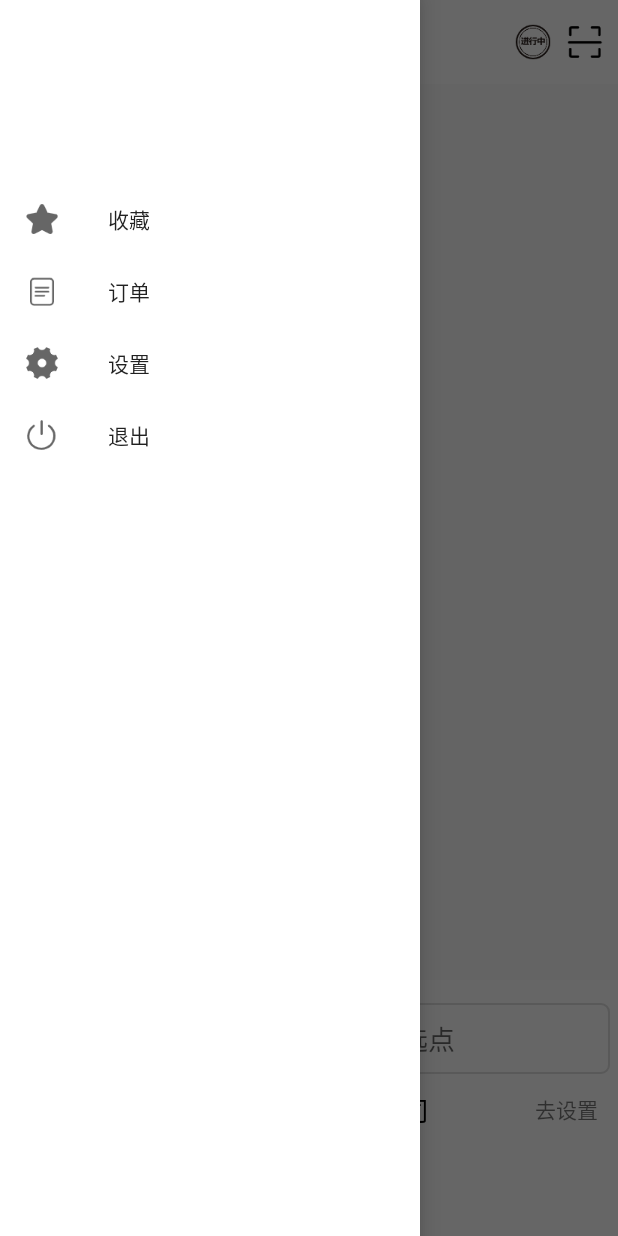
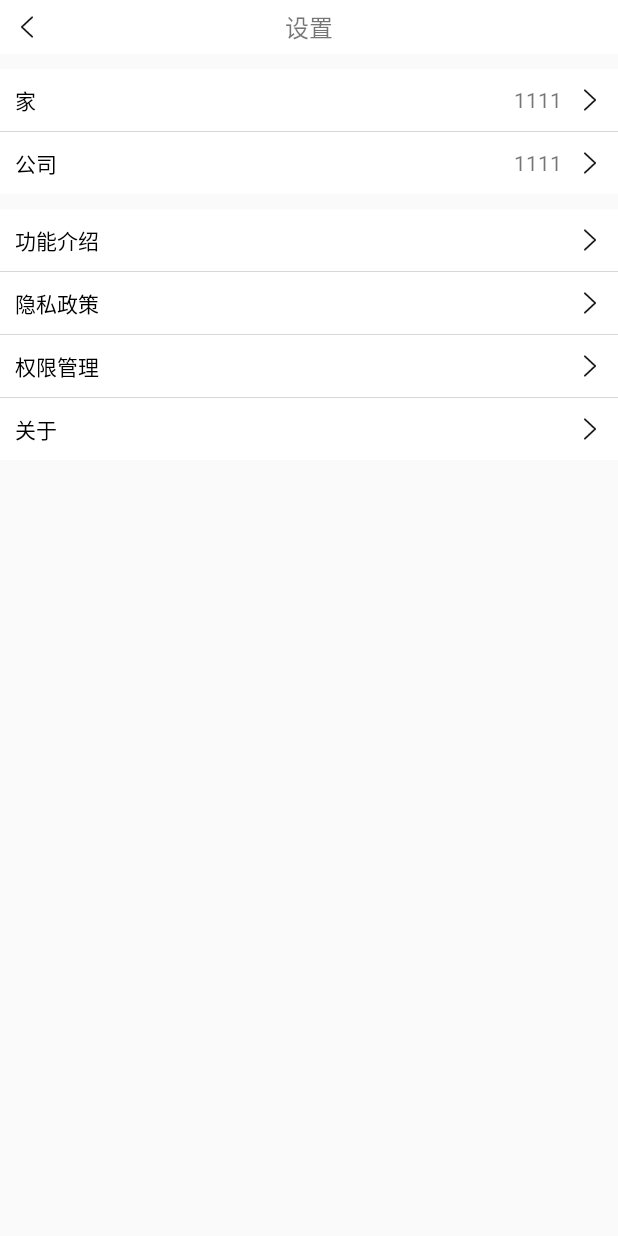
Before and after one commit to feichenda/Parking_APP, an Android app: the CustomerMainActivity screen opened directly, with no data from a screen before it, in the side drawer, after a tap on "设置", on a phone screen of 412 x 824 dp. Run offline under Robolectric (Android 15) with nearby library versions, the phone set to English and light mode, and no system bars; our stand-ins replace ButterKnife, RxJava; libraries missing offline, so code that uses them is left out: com.afollestad.materialdialogs, com.baidu.location, com.baidu.mapapi, com.baidu.navisdk, com.chad.library and 2 more; plain views replace MapView; network calls fail; pictures from the network do not load; 57 statements that could not run were skipped.

Commit message:
新增设置

```diff
--- a/app/src/main/AndroidManifest.xml
+++ b/app/src/main/AndroidManifest.xml
@@ -121,6 +121,10 @@
 
         <activity android:name=".customeractivity.ChangeSubscribeActivity"></activity>
 
+        <activity android:name=".customeractivity.CustomerSettingActivity"></activity>
+
+        <activity android:name=".activity.WebActivity"></activity>
+
         <service
             android:name="com.baidu.location.f"
             android:enabled="true"
--- a/app/src/main/java/com/lenovo/feizai/parking/activity/MapActivity.java
+++ b/app/src/main/java/com/lenovo/feizai/parking/activity/MapActivity.java
@@ -154,7 +154,7 @@ public class MapActivity extends BaseLocationActivity implements BaiduMap.OnMapS
         baiduMap.setMyLocationEnabled(true);
         //初始化放大级别
         MapStatus.Builder builder = new MapStatus.Builder();
-        builder.zoom(17.0f);
+        builder.zoom(16.0f);
         baiduMap.setMapStatus(MapStatusUpdateFactory.newMapStatus(builder.build()));
         if (myLat != null) {
             baiduMap.setMapStatus(MapStatusUpdateFactory.newLatLng(myLat));
@@ -170,6 +170,8 @@ public class MapActivity extends BaseLocationActivity implements BaiduMap.OnMapS
         if (isFirst) {
             update = MapStatusUpdateFactory.newLatLng(nowlatlng);//设置经纬度
             baiduMap.animateMapStatus(update);//地图移动到设定位置
+            selectlatlng = nowlatlng;
+            mCoder.reverseGeoCode(new ReverseGeoCodeOption().location(selectlatlng).newVersion(1));
             isFirst = false;
         }
         city = location.getCity();
--- a/app/src/main/java/com/lenovo/feizai/parking/customeractivity/CustomerMainActivity.java
+++ b/app/src/main/java/com/lenovo/feizai/parking/customeractivity/CustomerMainActivity.java
@@ -65,14 +65,12 @@ import com.lenovo.feizai.parking.entity.Customer;
 import com.lenovo.feizai.parking.entity.Location;
 import com.lenovo.feizai.parking.activity.MapActivity;
 import com.lenovo.feizai.parking.entity.MerchantProperty;
-import com.lenovo.feizai.parking.merchantactivity.MerchantMainActivity;
 import com.lenovo.feizai.parking.net.ExceptionHandle;
 import com.lenovo.feizai.parking.net.RequestAPI;
 import com.lenovo.feizai.parking.net.RetrofitClient;
 import com.lenovo.feizai.parking.util.DensityUtil;
 import com.lenovo.feizai.parking.util.GsonUtil;
 import com.lenovo.feizai.parking.util.ToolUtil;
-import com.orhanobut.logger.Logger;
 
 import org.jetbrains.annotations.NotNull;
 
@@ -217,13 +215,7 @@ public class CustomerMainActivity extends BaseLocationActivity{
                     }
                     break;
                     case R.id.setting: {
-                        MaterialDialog dialog = new MaterialDialog(CustomerMainActivity.this, MaterialDialog.getDEFAULT_BEHAVIOR());
-                        dialog.title(null, "关于我们");
-                        dialog.message(null, "版本号V1.0", null);
-                        dialog.positiveButton(null, "确认", materialDialog -> {
-                            return null;
-                        });
-                        dialog.show();
+                        startActivity(CustomerSettingActivity.class);
                     }
                     break;
                     case R.id.logout: {
@@ -620,7 +612,7 @@ public class CustomerMainActivity extends BaseLocationActivity{
                     protected void convert(@NotNull BaseViewHolder baseViewHolder, Location location) {
                         baseViewHolder.setText(R.id.item_name, location.getMerchantname());
                         if (nowLatlng != null)
-                            baseViewHolder.setText(R.id.item_distance, ToolUtil.getDistance(location, nowLatlng) + "公里");
+                            baseViewHolder.setText(R.id.item_distance, "约"+ToolUtil.getDistance(location, nowLatlng) + "公里");
                         else
                             baseViewHolder.setText(R.id.item_distance, "");
                     }
--- a/app/src/main/java/com/lenovo/feizai/parking/customview/ScrollViewGroup.java
+++ b/app/src/main/java/com/lenovo/feizai/parking/customview/ScrollViewGroup.java
@@ -378,7 +378,8 @@ public class ScrollViewGroup extends ViewGroup {
         if (mInnerScrollView instanceof RecyclerView) {
             rv = (RecyclerView) mInnerScrollView;
             if (android.os.Build.VERSION.SDK_INT >= 14) {
-                return Math.max(0, mTargetInitTop - rv.computeVerticalScrollRange());
+//                return Math.max(0, mTargetInitTop - rv.computeVerticalScrollRange());
+                return 0;
             }
         }
         return 0;
--- /dev/null
+++ b/app/src/main/res/drawable/ic_about.xml
@@ -0,0 +1,15 @@
+<vector xmlns:android="http://schemas.android.com/apk/res/android"
+    android:width="10dp"
+    android:height="10dp"
+    android:viewportWidth="1024"
+    android:viewportHeight="1024">
+  <path
+      android:fillColor="#FF000000"
+      android:pathData="M925.1,338.9c-22.5,-53.3 -54.8,-101.2 -95.9,-142.3 -41.1,-41.1 -89,-73.4 -142.3,-95.9 -55.2,-23.4 -113.8,-35.2 -174.2,-35.2 -60.4,0 -119,11.8 -174.2,35.2 -53.3,22.5 -101.2,54.8 -142.3,95.9 -41.1,41.1 -73.4,89 -95.9,142.3C76.9,394.1 65,452.8 65,513.2s11.8,119 35.2,174.2c22.5,53.3 54.8,101.2 95.9,142.3s89,73.4 142.3,95.9c55.2,23.4 113.8,35.2 174.2,35.2 60.4,0 119,-11.8 174.2,-35.2 53.3,-22.5 101.2,-54.8 142.3,-95.9s73.4,-89 95.9,-142.3c23.4,-55.2 35.2,-113.8 35.2,-174.2s-11.8,-119.1 -35.1,-174.3zM778.3,778.8c-70.9,70.9 -165.3,110 -265.6,110S318,849.7 247,778.8c-70.9,-70.9 -110,-165.3 -110,-265.6 0,-100.3 39.1,-194.7 110,-265.6 70.9,-70.9 165.3,-110 265.6,-110s194.7,39.1 265.6,110c70.9,70.9 110,165.3 110,265.6 0.1,100.3 -39,194.6 -109.9,265.6z"/>
+  <path
+      android:fillColor="#FF000000"
+      android:pathData="M512.6,436.5c-19.8,0 -36,16.2 -36,36V730c0,19.8 16.2,36 36,36s36,-16.2 36,-36V472.5c0,-19.8 -16.2,-36 -36,-36z"/>
+  <path
+      android:fillColor="#FF000000"
+      android:pathData="M512.6,310.8m-63.5,0a63.5,63.5 0,1 0,127 0,63.5 63.5,0 1,0 -127,0Z"/>
+</vector>
--- /dev/null
+++ b/app/src/main/res/layout/activity_customer_setting.xml
@@ -0,0 +1,243 @@
+<?xml version="1.0" encoding="utf-8"?>
+<LinearLayout xmlns:android="http://schemas.android.com/apk/res/android"
+    android:layout_width="match_parent"
+    android:layout_height="match_parent"
+    android:orientation="vertical">
+
+    <RelativeLayout
+        android:background="@android:color/white"
+        android:layout_width="match_parent"
+        android:layout_height="wrap_content">
+
+        <ImageView
+            android:layout_width="wrap_content"
+            android:layout_height="wrap_content"
+            android:padding="10dp"
+            android:layout_centerVertical="true"
+            android:src="@mipmap/back"
+            android:id="@+id/back" />
+
+        <TextView
+            android:layout_width="wrap_content"
+            android:layout_height="wrap_content"
+            android:textSize="16sp"
+            android:text="设置"
+            android:layout_centerHorizontal="true"
+            android:layout_centerVertical="true"
+            android:padding="5dp" />
+    </RelativeLayout>
+
+    <LinearLayout
+        android:layout_marginTop="10dp"
+        android:layout_width="match_parent"
+        android:layout_height="wrap_content"
+        android:orientation="vertical" >
+
+        <RelativeLayout
+            android:id="@+id/home"
+            android:layout_width="match_parent"
+            android:layout_height="wrap_content"
+            android:background="@android:color/white">
+
+            <TextView
+                android:layout_width="wrap_content"
+                android:layout_height="wrap_content"
+                android:text="家"
+                android:textColor="@android:color/black"
+                android:padding="10dp"
+                android:layout_centerVertical="true" />
+
+            <TextView
+                android:id="@+id/home_addr"
+                android:layout_width="wrap_content"
+                android:layout_height="wrap_content"
+                android:layout_centerVertical="true"
+                android:layout_toLeftOf="@+id/home_go"
+                android:maxWidth="250dp"
+                android:text="1111"
+                android:ellipsize="end"
+                android:lines="1"
+                android:maxLines="1"
+                android:layout_marginRight="5dp" />
+
+            <ImageView
+                android:id="@+id/home_go"
+                android:layout_width="wrap_content"
+                android:layout_height="wrap_content"
+                android:padding="5dp"
+                android:src="@mipmap/back"
+                android:rotation="180"
+                android:layout_alignParentRight="true"
+                android:layout_centerVertical="true"
+                android:layout_marginRight="5dp" />
+        </RelativeLayout>
+
+        <View
+            android:layout_width="match_parent"
+            android:layout_height="0.5dp"
+            android:background="@color/bg_gray" />
+
+        <RelativeLayout
+            android:id="@+id/company"
+            android:layout_width="match_parent"
+            android:layout_height="wrap_content"
+            android:background="@android:color/white">
+
+            <TextView
+                android:layout_width="wrap_content"
+                android:layout_height="wrap_content"
+                android:text="公司"
+                android:textColor="@android:color/black"
+                android:padding="10dp"
+                android:layout_centerVertical="true" />
+
+            <TextView
+                android:id="@+id/company_addr"
+                android:layout_width="wrap_content"
+                android:layout_height="wrap_content"
+                android:layout_centerVertical="true"
+                android:layout_toLeftOf="@+id/company_go"
+                android:maxWidth="250dp"
+                android:text="1111"
+                android:ellipsize="end"
+                android:lines="1"
+                android:maxLines="1"
+                android:layout_marginRight="5dp" />
+
+            <ImageView
+                android:id="@+id/company_go"
+                android:layout_width="wrap_content"
+                android:layout_height="wrap_content"
+                android:padding="5dp"
+                android:src="@mipmap/back"
+                android:rotation="180"
+                android:layout_alignParentRight="true"
+                android:layout_centerVertical="true"
+                android:layout_marginRight="5dp" />
+        </RelativeLayout>
+
+    </LinearLayout>
+
+    <LinearLayout
+        android:layout_marginTop="10dp"
+        android:layout_width="match_parent"
+        android:layout_height="wrap_content"
+        android:orientation="vertical" >
+
+        <RelativeLayout
+            android:id="@+id/introduce"
+            android:layout_width="match_parent"
+            android:layout_height="wrap_content"
+            android:background="@android:color/white">
+
+            <TextView
+                android:layout_width="wrap_content"
+                android:layout_height="wrap_content"
+                android:text="功能介绍"
+                android:textColor="@android:color/black"
+                android:padding="10dp"
+                android:layout_centerVertical="true" />
+
+            <ImageView
+                android:layout_width="wrap_content"
+                android:layout_height="wrap_content"
+                android:padding="5dp"
+                android:src="@mipmap/back"
+                android:rotation="180"
+                android:layout_alignParentRight="true"
+                android:layout_centerVertical="true"
+                android:layout_marginRight="5dp" />
+        </RelativeLayout>
+
+        <View
+            android:layout_width="match_parent"
+            android:layout_height="0.5dp"
+            android:background="@color/bg_gray" />
+
+        <RelativeLayout
+            android:id="@+id/privacy"
+            android:layout_width="match_parent"
+            android:layout_height="wrap_content"
+            android:background="@android:color/white">
+
+            <TextView
+                android:layout_width="wrap_content"
+                android:layout_height="wrap_content"
+                android:text="隐私政策"
+                android:textColor="@android:color/black"
+                android:padding="10dp"
+                android:layout_centerVertical="true" />
+
+            <ImageView
+                android:layout_width="wrap_content"
+                android:layout_height="wrap_content"
+                android:padding="5dp"
+                android:src="@mipmap/back"
+                android:rotation="180"
+                android:layout_alignParentRight="true"
+                android:layout_centerVertical="true"
+                android:layout_marginRight="5dp" />
+        </RelativeLayout>
+
+        <View
+            android:layout_width="match_parent"
+            android:layout_height="0.5dp"
+            android:background="@color/bg_gray" />
+
+        <RelativeLayout
+            android:id="@+id/authority"
+            android:layout_width="match_parent"
+            android:layout_height="wrap_content"
+            android:background="@android:color/white">
+
+            <TextView
+                android:layout_width="wrap_content"
+                android:layout_height="wrap_content"
+                android:text="权限管理"
+                android:textColor="@android:color/black"
+                android:padding="10dp"
+                android:layout_centerVertical="true" />
+
+            <ImageView
+                android:layout_width="wrap_content"
+                android:layout_height="wrap_content"
+                android:padding="5dp"
+                android:src="@mipmap/back"
+                android:rotation="180"
+                android:layout_alignParentRight="true"
+                android:layout_centerVertical="true"
+                android:layout_marginRight="5dp" />
+        </RelativeLayout>
+
+        <View
+            android:layout_width="match_parent"
+            android:layout_height="0.5dp"
+            android:background="@color/bg_gray" />
+
+        <RelativeLayout
+            android:id="@+id/about"
+            android:layout_width="match_parent"
+            android:layout_height="wrap_content"
+            android:background="@android:color/white">
+
+            <TextView
+                android:layout_width="wrap_content"
+                android:layout_height="wrap_content"
+                android:text="关于"
+                android:textColor="@android:color/black"
+                android:padding="10dp"
+                android:layout_centerVertical="true" />
+
+            <ImageView
+                android:layout_width="wrap_content"
+                android:layout_height="wrap_content"
+                android:padding="5dp"
+                android:src="@mipmap/back"
+                android:rotation="180"
+                android:layout_alignParentRight="true"
+                android:layout_centerVertical="true"
+                android:layout_marginRight="5dp" />
+        </RelativeLayout>
+    </LinearLayout>
+
+</LinearLayout>
```
Also changed, not shown: app/src/main/java/com/lenovo/feizai/parking/activity/WebActivity.java (added, +66 -0 lines), app/src/main/java/com/lenovo/feizai/parking/customeractivity/CustomerSettingActivity.java (added, +269 -0 lines), app/src/main/java/com/lenovo/feizai/parking/merchantactivity/MerchantMainActivity.java (+2 -23 lines), app/src/main/res/layout/activity_merchant_personal_menu.xml (+0 -34 lines), app/src/main/res/layout/activity_web.xml (added, +35 -0 lines).
